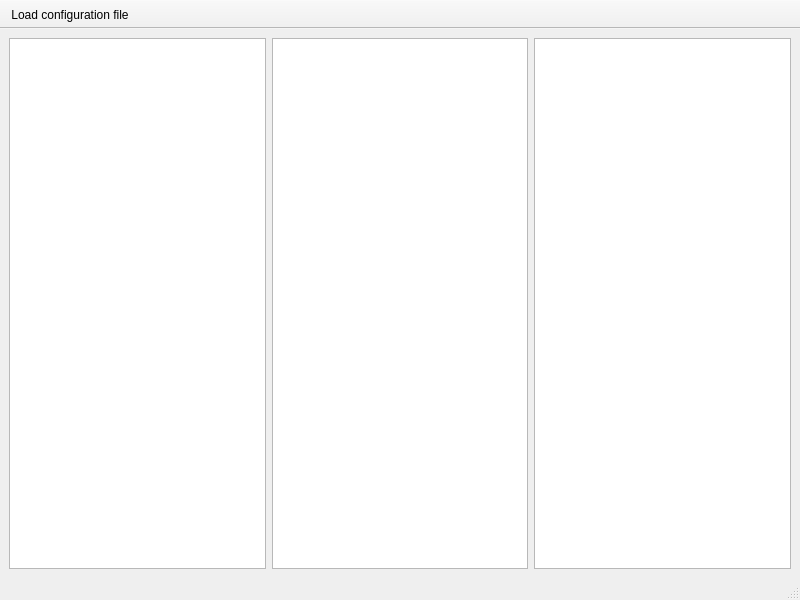
First picture: the form in ui_mainwindow.ui, repository Wenzel/kdesrc-build-genconf, before the edit.
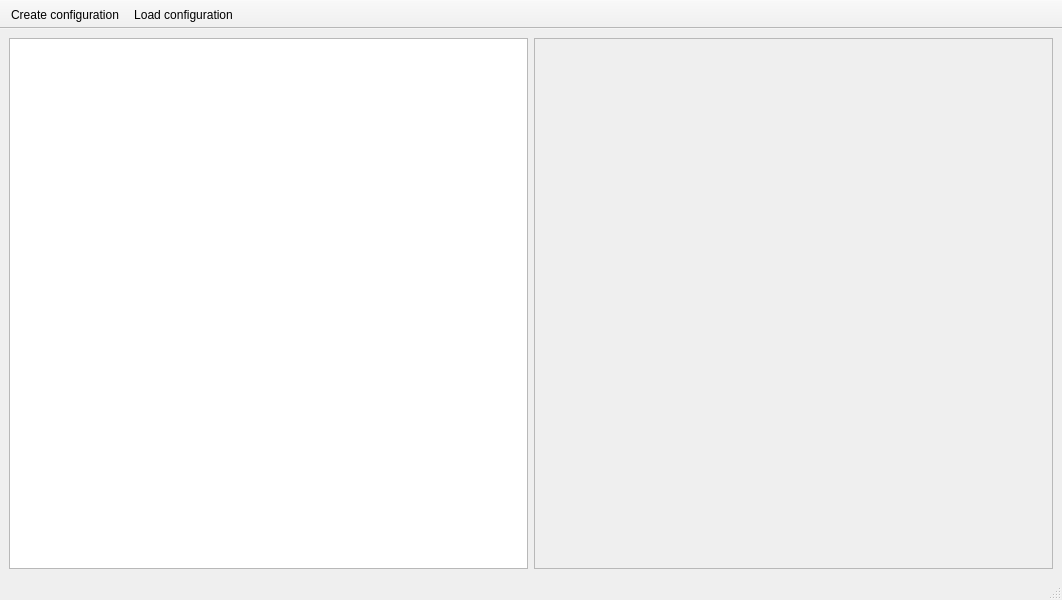
Second picture: the form after the edit.

Commit message: able to display the tree of declared elements inside a config file

```diff
--- a/ui_mainwindow.ui
+++ b/ui_mainwindow.ui
@@ -6,7 +6,7 @@
    <rect>
     <x>0</x>
     <y>0</y>
-    <width>800</width>
+    <width>1062</width>
     <height>600</height>
    </rect>
   </property>
@@ -16,22 +16,19 @@
   <widget class="QWidget" name="centralwidget">
    <layout class="QHBoxLayout" name="horizontalLayout">
     <item>
-     <widget class="QTreeView" name="file_treeview">
-      <property name="editTriggers">
-       <set>QAbstractItemView::NoEditTriggers</set>
-      </property>
+     <widget class="QTreeView" name="element_treeview">
+      <attribute name="headerDefaultSectionSize">
+       <number>150</number>
+      </attribute>
      </widget>
     </item>
     <item>
      <widget class="QTreeView" name="project_treeview">
       <property name="enabled">
-       <bool>true</bool>
+       <bool>false</bool>
       </property>
      </widget>
     </item>
-    <item>
-     <widget class="QTextBrowser" name="textbrowser"/>
-    </item>
    </layout>
   </widget>
   <widget class="QStatusBar" name="statusbar"/>
@@ -48,11 +45,17 @@
    <attribute name="toolBarBreak">
     <bool>false</bool>
    </attribute>
+   <addaction name="actionCreateConfigFile"/>
    <addaction name="actionLoadConfigFile"/>
   </widget>
   <action name="actionLoadConfigFile">
    <property name="text">
-    <string>Load configuration file</string>
+    <string>Load configuration</string>
+   </property>
+  </action>
+  <action name="actionCreateConfigFile">
+   <property name="text">
+    <string>Create configuration</string>
    </property>
   </action>
  </widget>
```
The commit also changes 3 other files.
